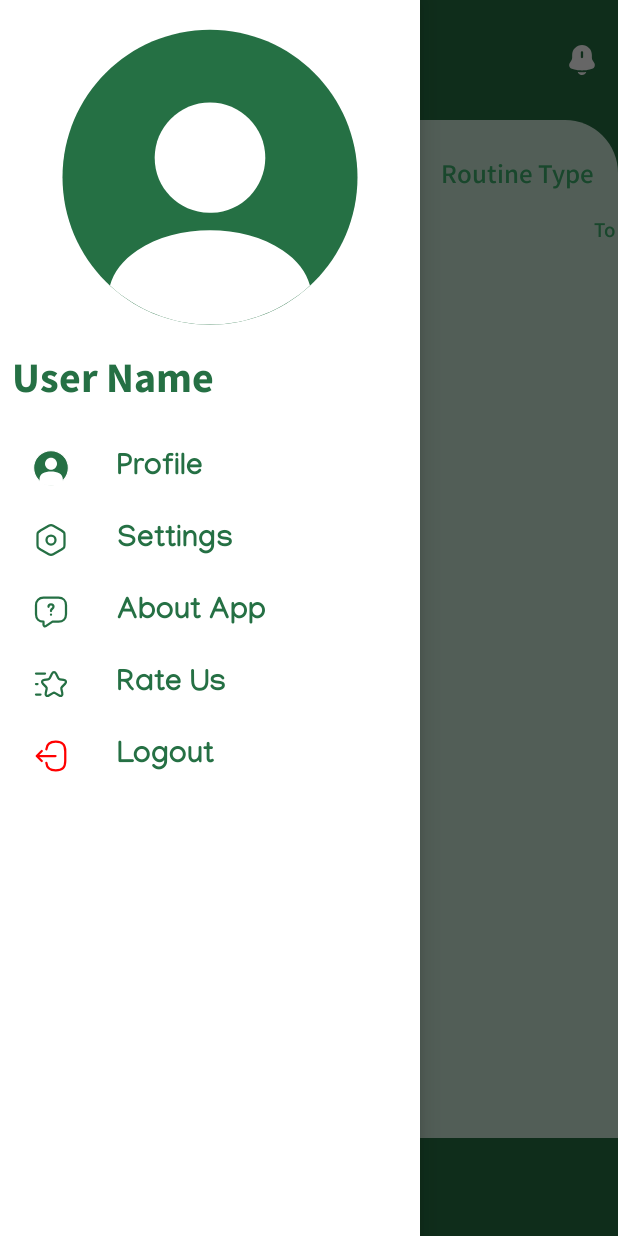
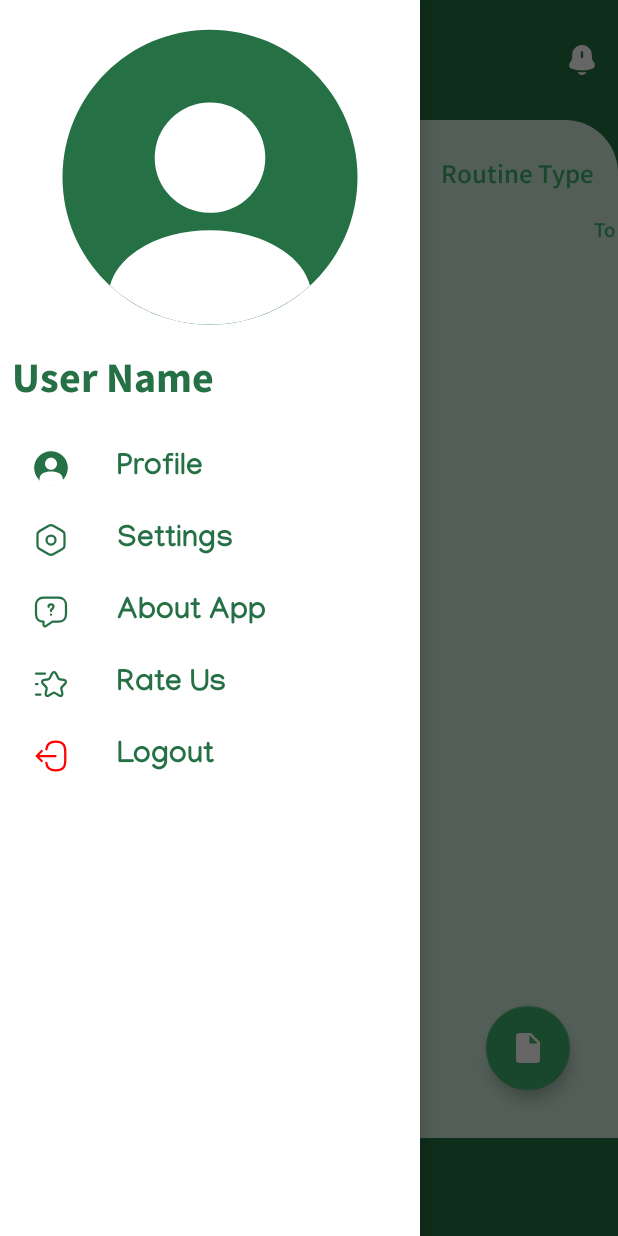
Before and after one commit to Bilalazam26/Dawinii, an Android app: the RoutineFragment screen opened through its navigation route, with the side drawer open, on a phone screen of 412 x 824 dp. Run offline under Robolectric (Android 15) with nearby library versions, the phone set to English and light mode, and no system bars; our stand-ins replace Firebase (no records; nobody signed in at launch, a user with empty details on screens opened directly), Room's generated code, navigation-ui; libraries missing offline, so code that uses them is left out: com.itextpdf.io, com.itextpdf.kernel, com.itextpdf.layout, io.paperdb; plain views replace SmoothBottomBar; Roboto replaces fonts that are not available here; 9 statements that could not run were skipped.

```diff
--- a/app/src/main/java/com/grad/dawinii/adapter/MedicineRecyclerAdapter.kt
+++ b/app/src/main/java/com/grad/dawinii/adapter/MedicineRecyclerAdapter.kt
@@ -11,7 +11,7 @@ import com.grad.dawinii.databinding.MedicineLayoutBinding
 import com.grad.dawinii.model.entities.Medicine
 
 class MedicineRecyclerAdapter(var context: Context) :RecyclerView.Adapter<MedicineRecyclerAdapter.MedicineVH>() {
-    public val listOfMedicine = mutableListOf<Medicine>()
+    private val listOfMedicine = mutableListOf<Medicine>()
     inner class MedicineVH(itemView: View):RecyclerView.ViewHolder(itemView){
         val view = itemView
         val binding = MedicineLayoutBinding.bind(view)
--- a/app/src/main/java/com/grad/dawinii/view/main/ScheduleFragment.kt
+++ b/app/src/main/java/com/grad/dawinii/view/main/ScheduleFragment.kt
@@ -54,7 +54,9 @@ class ScheduleFragment : Fragment() {
             }
         }
         initView()
+
     }
+
     private fun initView() {
         binding.tvTodayTime.text = getTodayDate()
         setupRecyclerView()
--- /dev/null
+++ b/app/src/main/res/drawable/baseline_insert_drive_file_64.xml
@@ -0,0 +1,5 @@
+<vector android:height="64dp" android:tint="#FFFFFF"
+    android:viewportHeight="24" android:viewportWidth="24"
+    android:width="64dp" xmlns:android="http://schemas.android.com/apk/res/android">
+    <path android:fillColor="@android:color/white" android:pathData="M6,2c-1.1,0 -1.99,0.9 -1.99,2L4,20c0,1.1 0.89,2 1.99,2L18,22c1.1,0 2,-0.9 2,-2L20,8l-6,-6L6,2zM13,9L13,3.5L18.5,9L13,9z"/>
+</vector>
--- a/app/src/main/res/drawable/btn_remove.xml
+++ b/app/src/main/res/drawable/btn_remove.xml
@@ -1,5 +1,5 @@
 <?xml version="1.0" encoding="utf-8"?>
 <shape xmlns:android="http://schemas.android.com/apk/res/android" android:shape="rectangle">
     <corners android:radius="10dp"/>
-    <solid android:color="@color/color_remove1"/>
+    <solid android:color="@color/color_remove"/>
 </shape>
--- a/app/src/main/res/drawable/medicine_item_background.xml
+++ b/app/src/main/res/drawable/medicine_item_background.xml
@@ -1,5 +1,5 @@
 <?xml version="1.0" encoding="utf-8"?>
 <shape xmlns:android="http://schemas.android.com/apk/res/android" android:shape="rectangle" >
     <solid android:color="@color/white"/>
-    <corners android:radius="@dimen/radius2"/>
+    <corners android:radius="@dimen/radius"/>
 </shape>
--- a/app/src/main/res/layout/fragment_routine.xml
+++ b/app/src/main/res/layout/fragment_routine.xml
@@ -106,4 +106,18 @@
         app:layout_constraintTop_toBottomOf="@id/medicines_tv"
         tools:listitem="@layout/medicine_routine_layout" />
 
+    <com.google.android.material.floatingactionbutton.FloatingActionButton
+        android:id="@+id/extract_pdf_btn"
+        android:layout_width="wrap_content"
+        android:layout_height="wrap_content"
+        android:layout_marginBottom="@dimen/margin32"
+        android:layout_marginEnd="@dimen/margin32"
+        android:clickable="true"
+        android:elevation="12dp"
+        android:tag="@string/extract_pdf"
+        android:src="@drawable/baseline_insert_drive_file_64"
+        app:layout_constraintBottom_toBottomOf="parent"
+        app:layout_constraintEnd_toEndOf="parent" />
+
+
 </androidx.constraintlayout.widget.ConstraintLayout>
--- a/app/src/main/res/values-night/strings.xml
+++ b/app/src/main/res/values-night/strings.xml
@@ -81,6 +81,7 @@
     <string name="user_name">User Name</string>
     <string name="save">Save</string>
     <string name="cancel">Cancel</string>
+    <string name="pdf">PDF</string>
 
 
     <string-array name="routine_types" tools:ignore="InconsistentArrays">
--- a/app/src/main/res/values/strings.xml
+++ b/app/src/main/res/values/strings.xml
@@ -60,6 +60,7 @@
     <string name="urology">Urology</string>
     <string name="kidney">Kidney</string>
     <string name="spine">Spine</string>
+    <string name="diabetes">Diabetes</string>
     <string name="other">Other</string>
     <string name="medicine_name">Medicine Name</string>
     <string name="add_medicine_dose">Dose</string>
@@ -115,6 +116,8 @@
         <item>@string/spine</item>
         <item>@string/urology</item>
         <item>@string/other</item>
+        <item>@string/blood_pressure</item>
+        <item>@string/diabetes</item>
     </string-array>
     <string name="title_activity_settings">SettingsActivity</string>
 
@@ -137,4 +140,7 @@
     <string name="your_previous_medicines_analysis_and_doctor_notes">Your previous medicines, analysis \nand doctor notes</string>
     <string name="analysis">Analysis</string>
     <string name="statistics">Statistics</string>
+    <string name="extract_pdf">Extract PDF</string>
+    <string name="pdf">PDF</string>
+    <string name="blood_pressure">Blood Pressure</string>
 </resources>
--- a/app/src/main/res/values/themes.xml
+++ b/app/src/main/res/values/themes.xml
@@ -10,7 +10,7 @@
         <!-- Secondary brand color. -->
         <item name="colorSecondary">@color/secondaryColor</item>
         <item name="colorSecondaryVariant">@color/teal_700</item>
-        <item name="colorOnSecondary">@color/black</item>
+        <item name="colorOnSecondary">@color/white</item>
         <!-- Status bar color. -->
         <item name="android:statusBarColor" tools:targetApi="l">?attr/colorPrimaryVariant</item>
     </style>
--- a/build.gradle
+++ b/build.gradle
@@ -4,8 +4,8 @@ buildscript {
     }
 }// Top-level build file where you can add configuration options common to all sub-projects/modules.
 plugins {
-    id 'com.android.application' version '7.4.1' apply false
-    id 'com.android.library' version '7.4.1' apply false
+    id 'com.android.application' version '8.0.0' apply false
+    id 'com.android.library' version '8.0.0' apply false
     id 'org.jetbrains.kotlin.android' version '1.7.10' apply false
 }
 
--- a/gradle.properties
+++ b/gradle.properties
@@ -21,3 +21,5 @@ kotlin.code.style=official
 # resources declared in the library itself and none from the library's dependencies,
 # thereby reducing the size of the R class for that library
 android.nonTransitiveRClass=true
+android.defaults.buildfeatures.buildconfig=true
+android.nonFinalResIds=false
```
Also changed, not shown: app/build.gradle (+13 -0 lines), app/src/main/AndroidManifest.xml (+4 -3 lines), app/src/main/java/com/grad/dawinii/alarm/AlarmReceiver.kt (+35 -3 lines), app/src/main/java/com/grad/dawinii/view/routine/AddRoutineFragment.kt (+12 -2 lines), app/src/main/java/com/grad/dawinii/view/routine/RoutineFragment.kt (+102 -6 lines), app/src/main/res/drawable/logo.png (added), gradle/wrapper/gradle-wrapper.properties, 1 other file.
